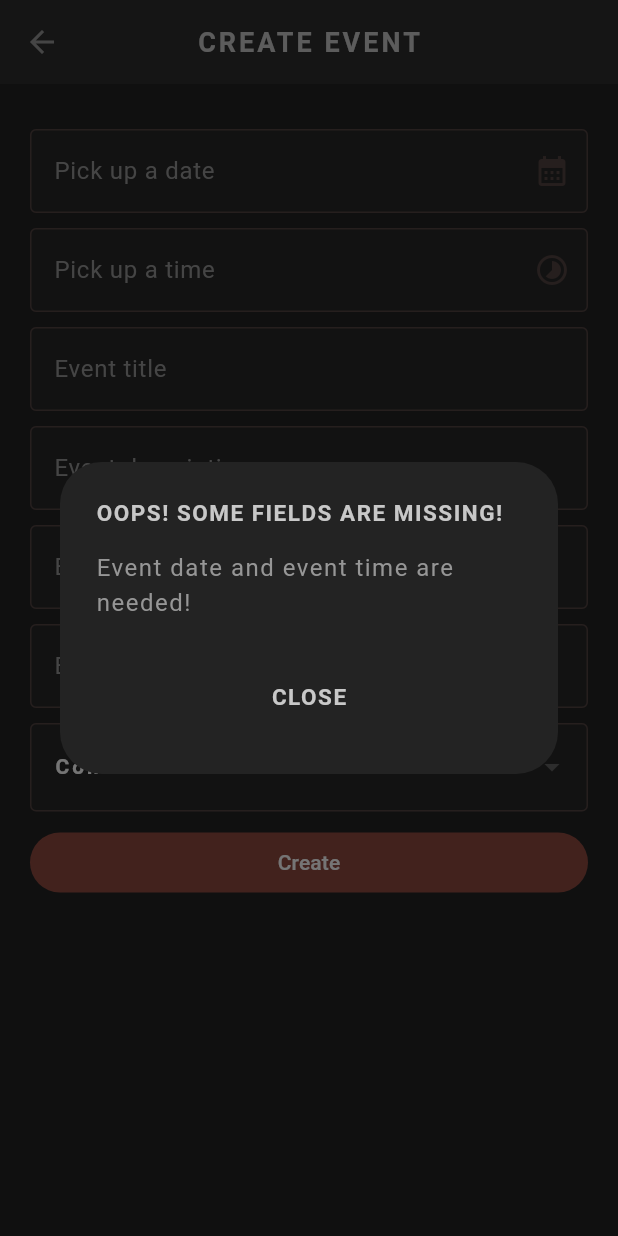
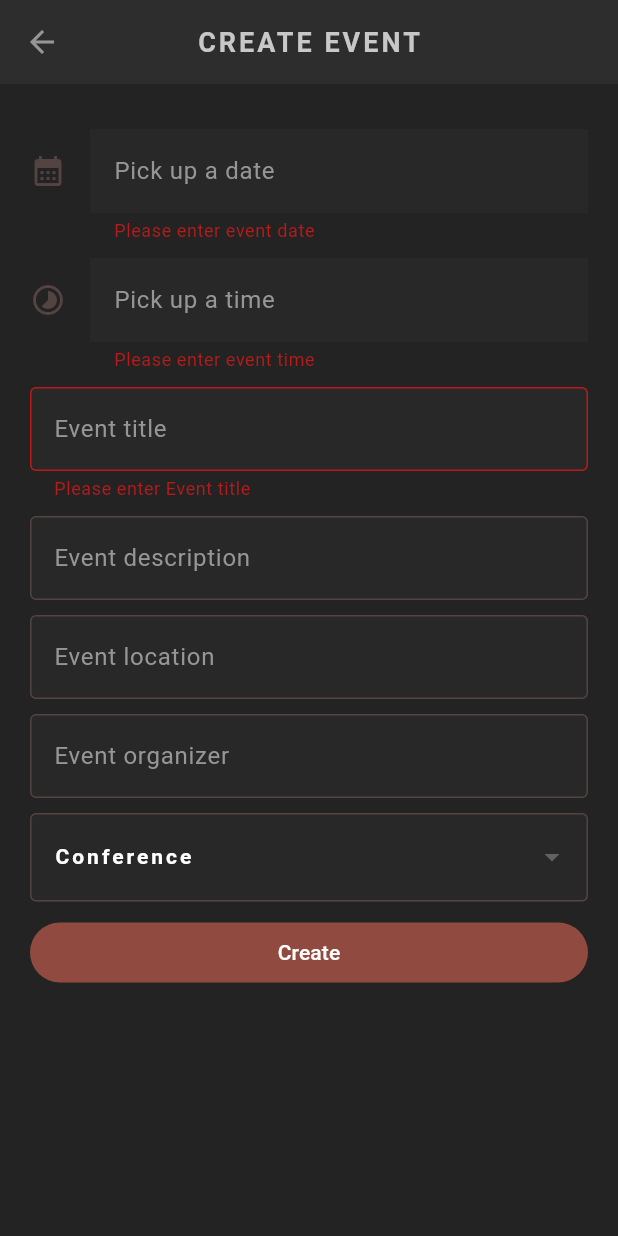
Before and after one commit to mxie10/pandahub-frontend-flutter, a Flutter app: the CreateScreen screen opened directly, after a tap on "Create", on a phone screen of 412 x 824 dp. Run offline on Flutter 3.47's test engine with Material 3 defaults, Android fonts, the phone set to English and light mode, and no system bars; our stand-ins replace cloud_firestore, firebase_core, flutter_dotenv, google_fonts; accounts and stored records are empty; Roboto replaces fonts that are missing (Kanit); statements that could not run were skipped.

Commit message:
fix date picker issue

```diff
--- a/lib/screens/create/create.dart
+++ b/lib/screens/create/create.dart
@@ -67,11 +67,11 @@ class _CreateScreenState extends State<CreateScreen> {
   }
 
   void onCreateEvent() {
-    if(_dateController.text.isEmpty || _timeController.text.isEmpty){
-      showCustomDialog(context, 'Oops! Some fields are missing!',
-          'Event date and event time are needed!');
-      return;
-    }
+    // if(_dateController.text.isEmpty || _timeController.text.isEmpty){
+    //   showCustomDialog(context, 'Oops! Some fields are missing!',
+    //       'Event date and event time are needed!');
+    //   return;
+    // }
     if (_formKey.currentState!.validate()) {
       try {
         final dateTime = DateTime(
@@ -157,12 +157,6 @@ class _CreateScreenState extends State<CreateScreen> {
                         if (item['title'] == 'Event title' && (value == null || value.isEmpty)) {
                           return 'Please enter ${item['title']}';
                         }
-                        if (item['title'] == 'Event date' && (value == null || value.isEmpty)) {
-                          return 'Please enter ${item['title']}';
-                        }
-                        if (item['title'] == 'Event time' && (value == null || value.isEmpty)) {
-                          return 'Please enter ${item['title']}';
-                        }
                         return null;
                       },
                     ),
--- a/lib/screens/create/date_picker.dart
+++ b/lib/screens/create/date_picker.dart
@@ -1,5 +1,4 @@
 import 'package:flutter/material.dart';
-import 'package:pandahubfrontend/shared/styled_text_field.dart';
 
 class DateTimePicker extends StatefulWidget {
   final DateTime? selectedDate;
@@ -16,7 +15,7 @@ class DateTimePicker extends StatefulWidget {
     required this.dateController,
     required this.timeController,
     required this.onDateChanged,
-    required this.onTimeChanged
+    required this.onTimeChanged,
   });
 
   @override
@@ -71,7 +70,8 @@ class _DateTimePickerState extends State<DateTimePicker> {
   }
 
   void _updateTimeInTextField() {
-    widget.timeController.text = "${_selectedTime!.hour.toString()} : ${(_selectedTime!.minute.toString())}";
+    widget.timeController.text =
+        "${_selectedTime!.hour.toString()}:${_selectedTime!.minute.toString().padLeft(2, '0')}";
   }
 
   @override
@@ -84,20 +84,38 @@ class _DateTimePickerState extends State<DateTimePicker> {
   Widget build(BuildContext context) {
     return Column(
       children: [
-        StyledTextField(
-          textFieldcontroller: widget.dateController,
-          labelText: 'Pick up a date',
-          icon:  const Icon(Icons.calendar_month),
-          onPress: () => _selectDate(context),
-          isReadOnly:true,
+        TextFormField(
+          controller: widget.dateController,
+          readOnly: true,
+          decoration: const InputDecoration(
+            labelText: 'Pick up a date',
+            icon: Icon(Icons.calendar_month),
+          ),
+          style: const TextStyle(color:Colors.white),
+          onTap: () => _selectDate(context),
+          validator: (value) {
+            if (value == null || value.isEmpty) {
+              return 'Please enter event date';
+            }
+            return null;
+          },
         ),
         const SizedBox(height: 10),
-        StyledTextField(
-          textFieldcontroller: widget.timeController,
-          labelText: 'Pick up a time',
-          icon:  const Icon(Icons.timelapse),
-          onPress: () => _selectTime(context),
-          isReadOnly:true,
+        TextFormField(
+          controller: widget.timeController,
+          readOnly: true,
+          decoration: const InputDecoration(
+            labelText: 'Pick up a time',
+            icon: Icon(Icons.timelapse),
+          ),
+          style: const TextStyle(color:Colors.white),
+          onTap: () => _selectTime(context),
+          validator: (value) {
+            if (value == null || value.isEmpty) {
+              return 'Please enter event time';
+            }
+            return null;
+          },
         ),
         const SizedBox(height: 10),
       ],
```
Also changed, not shown: lib/screens/details/details.dart (+0 -8 lines).
